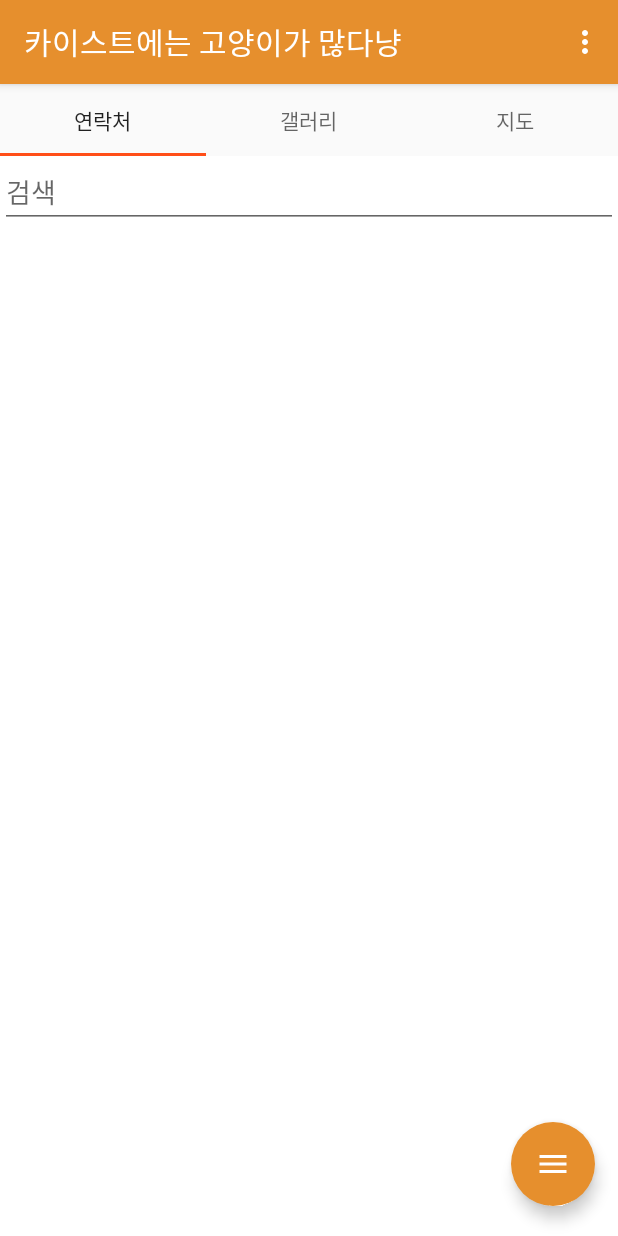
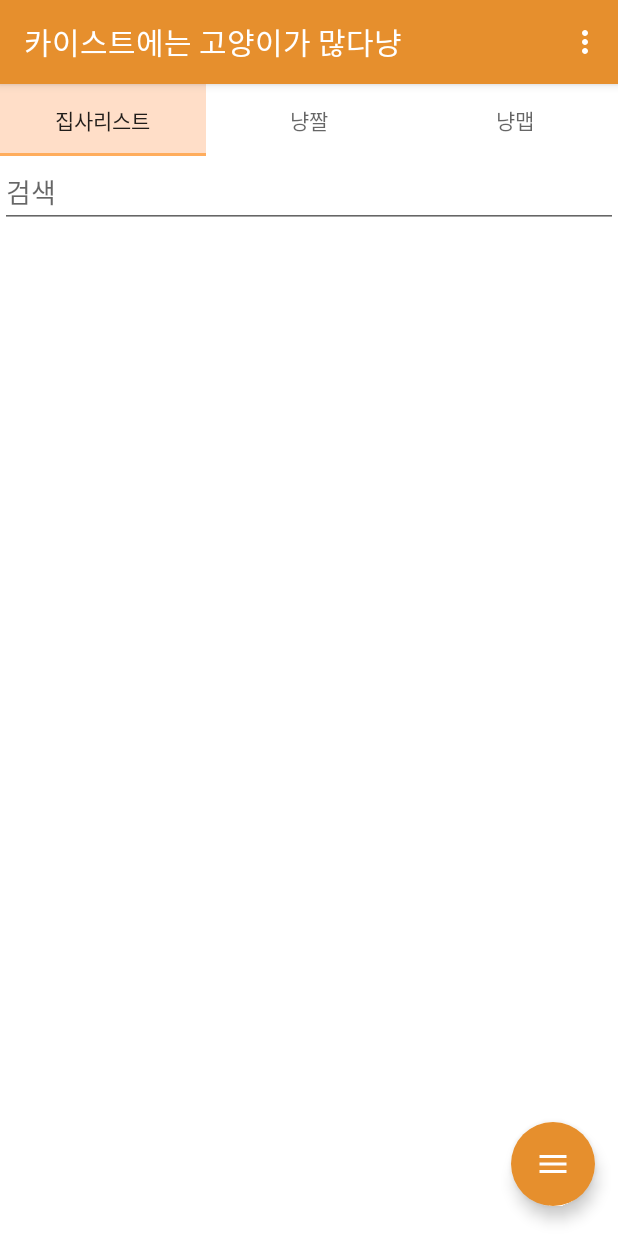
Before and after one commit to lumiknit/madcamp_assignment2, an Android app: the screen it shows after launch (MainActivity), on a phone screen of 412 x 824 dp. Run offline under Robolectric (Android 15) with nearby library versions, the phone set to English and light mode, and no system bars; libraries missing offline, so code that uses them is left out: ai.fritz.core, ai.fritz.fritzvisionobjectmodel, ai.fritz.vision, com.facebook, com.facebook.login; pictures from the network do not load; 5 statements that could not run were skipped.

Commit message:
app name

```diff
--- /dev/null
+++ b/app/src/main/res/drawable/tab_color_selector.xml
@@ -0,0 +1,5 @@
+<?xml version="1.0" encoding="utf-8"?>
+<selector xmlns:android="http://schemas.android.com/apk/res/android">
+    <item android:drawable="@color/tab_background_selected" android:state_selected="true"/>
+    <item android:drawable="@color/tab_background_unselected"/>
+</selector>
--- a/app/src/main/res/layout/activity_main.xml
+++ b/app/src/main/res/layout/activity_main.xml
@@ -9,7 +9,8 @@
         android:id="@+id/sliding_tabs"
         android:layout_width="match_parent"
         android:layout_height="wrap_content"
-        app:tabMode="fixed" />
+        app:tabMode="fixed"
+        app:tabBackground="@drawable/tab_color_selector"/>
 
     <android.support.v4.view.ViewPager
         android:id="@+id/view_pager"
--- a/app/src/main/res/values/colors.xml
+++ b/app/src/main/res/values/colors.xml
@@ -2,5 +2,7 @@
 <resources>
     <color name="colorPrimary">#e68f2d</color>
     <color name="colorPrimaryDark">#ca7820</color>
-    <color name="colorAccent">#ff4e18</color>
+    <color name="colorAccent">#FFAD5D</color>
+    <color name="tab_background_selected">#FFDEC8</color>
+    <color name="tab_background_unselected">#ffffff</color>
 </resources>
--- a/app/src/main/res/values/strings.xml
+++ b/app/src/main/res/values/strings.xml
@@ -6,9 +6,9 @@
 
     <string name="server_url">http://143.248.140.106:1280/</string>
 
-    <string name="tab1_label">연락처</string>
-    <string name="tab2_label">갤러리</string>
-    <string name="tab3_label">지도</string>
+    <string name="tab1_label">집사리스트</string>
+    <string name="tab2_label">냥짤</string>
+    <string name="tab3_label">냥맵</string>
 
     <string name="edit_text_hint_contact">이름: 전화번호</string>
 
```
